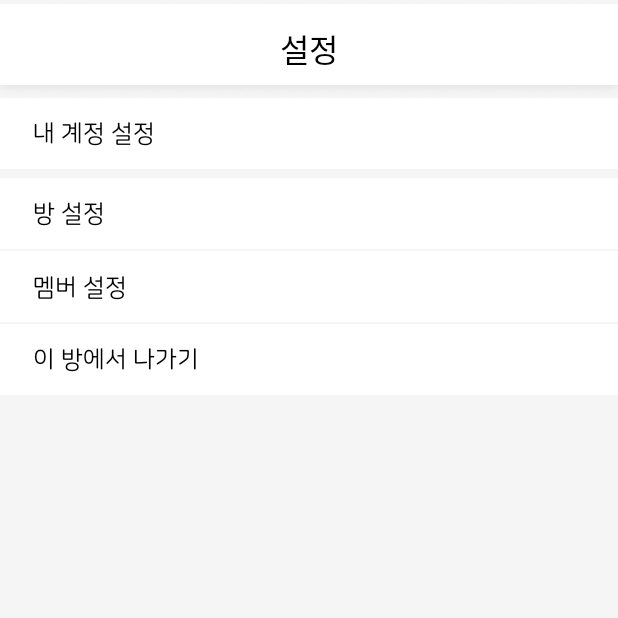
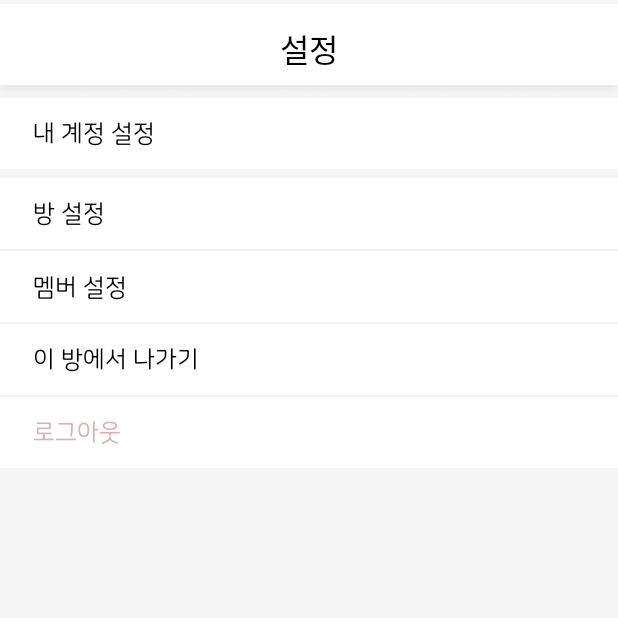
Before and after one commit to evyooo/GradProject, an Android app: the Settings screen opened directly, with no data from a screen before it, on a phone screen of 412 x 824 dp, the top half of it. Run offline under Robolectric (Android 15) with nearby library versions, the phone set to English and light mode, and no system bars; network calls fail.

```diff
--- a/Android/FamApp/app/src/main/java/com/example/famapp/Home/HomeMembersAdapter.kt
+++ b/Android/FamApp/app/src/main/java/com/example/famapp/Home/HomeMembersAdapter.kt
@@ -23,7 +23,7 @@ class HomeMembersAdapter: RecyclerView.Adapter<CustomViewHolder>() {
     override fun onCreateViewHolder(parent: ViewGroup, viewType: Int): CustomViewHolder {
 
         val layoutInflater = LayoutInflater.from(parent?.context)
-        val cellForRow = layoutInflater.inflate(R.layout.layout_memberslistview, parent, false)
+        val cellForRow = layoutInflater.inflate(R.layout.layout_members_recyclerview, parent, false)
         return CustomViewHolder(cellForRow)
     }
 
@@ -44,7 +44,7 @@ class HomeMembersAdapter: RecyclerView.Adapter<CustomViewHolder>() {
         background.mutate() // Mutate the drawable so changes don't affect every other drawable
 
         //  TODO ..
-        background.setColor(colorlist[member.coloring.toInt()])
+        background.setColor(colorlist[member.coloring])
 
         holder?.view?.color_imageview_members?.setImageDrawable(background)
 
--- a/Android/FamApp/app/src/main/java/com/example/famapp/LoginRegister/Login.kt
+++ b/Android/FamApp/app/src/main/java/com/example/famapp/LoginRegister/Login.kt
@@ -25,13 +25,16 @@ class Login : AppCompatActivity() {
         super.onCreate(savedInstanceState)
         setContentView(R.layout.activity_login)
 
+
+        //  기기에 기록이 남아있으면 자동 접속
         myPreference = MyPreference(this)
         if (myPreference.getRoomindex() != ""){
 
             var intent = Intent(this, MainActivity::class.java)
+            intent.flags = Intent.FLAG_ACTIVITY_CLEAR_TASK.or(Intent.FLAG_ACTIVITY_NEW_TASK)
             startActivity(intent)
+
         }
-
 
 
         //  키보드 숨기기
--- a/Android/FamApp/app/src/main/res/layout/activity_settings.xml
+++ b/Android/FamApp/app/src/main/res/layout/activity_settings.xml
@@ -121,6 +121,29 @@
         app:layout_constraintTop_toTopOf="@+id/leave_imageview_settings" />
 
     <ImageView
+        android:id="@+id/logout_imageview_setting"
+        android:layout_width="0dp"
+        android:layout_height="47dp"
+        android:layout_marginTop="1dp"
+        app:layout_constraintEnd_toEndOf="parent"
+        app:layout_constraintStart_toStartOf="parent"
+        app:layout_constraintTop_toBottomOf="@+id/leave_imageview_settings"
+        app:srcCompat="@android:color/white" />
+
+    <TextView
+        android:id="@+id/textView10"
+        android:layout_width="wrap_content"
+        android:layout_height="wrap_content"
+        android:layout_marginStart="22dp"
+        android:fontFamily="@font/regularnanumsquareround"
+        android:text="로그아웃"
+        android:textColor="#DBB1B1"
+        android:textSize="16dp"
+        app:layout_constraintBottom_toBottomOf="@+id/logout_imageview_setting"
+        app:layout_constraintStart_toStartOf="@+id/logout_imageview_setting"
+        app:layout_constraintTop_toTopOf="@+id/logout_imageview_setting" />
+
+    <ImageView
         android:id="@+id/switch_imageview_settings"
         android:layout_width="0dp"
         android:layout_height="55dp"
```
Also changed, not shown: Android/FamApp/app/src/main/java/com/example/famapp/Home/HomeFragment.kt (+18 -8 lines), Android/FamApp/app/src/main/java/com/example/famapp/settings/Setting_members.kt (+1 -10 lines), Android/FamApp/app/src/main/java/com/example/famapp/settings/Settings.kt (+18 -0 lines), Android/FamApp/app/src/main/res/layout/fragment_stats.xml (+60 -0 lines), Android/FamApp/app/src/main/res/drawable/first.png (added), Android/FamApp/app/src/main/res/drawable/score_detail.png (added), Android/FamApp/app/src/main/res/drawable/score_detail_open.png (added), Android/FamApp/app/src/main/res/drawable/second.png (added), Android/FamApp/app/src/main/res/drawable/third.png (added), 2 other files.
